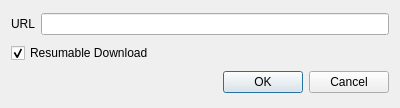
LalitMaganti/Ultimate-Download-Manager, file UltimateDownloadManager/adddialog.ui: the form before one commit.
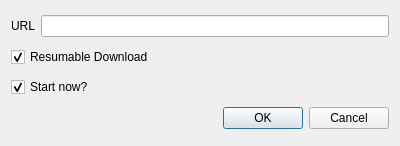
The form after the commit.

```diff
--- a/UltimateDownloadManager/adddialog.ui
+++ b/UltimateDownloadManager/adddialog.ui
@@ -7,7 +7,7 @@
     <x>0</x>
     <y>0</y>
     <width>400</width>
-    <height>108</height>
+    <height>146</height>
    </rect>
   </property>
   <property name="windowTitle">
@@ -38,6 +38,16 @@
      </property>
     </widget>
    </item>
+   <item>
+    <widget class="QCheckBox" name="chkStart">
+     <property name="text">
+      <string>Start now?</string>
+     </property>
+     <property name="checked">
+      <bool>true</bool>
+     </property>
+    </widget>
+   </item>
    <item>
     <widget class="QDialogButtonBox" name="buttonBox">
      <property name="orientation">
```
